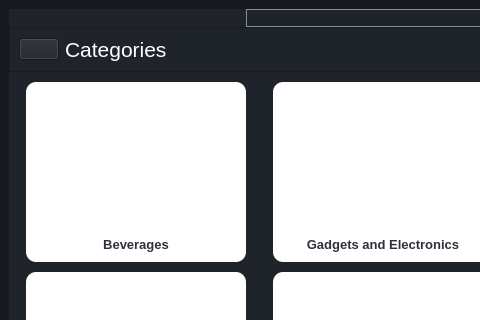
Old version of the form Smart Trolley/UI/Sample UIs/improved_inventories.ui in the repository Smart-Trolley-LMJ/Frontend; both pictures show x 0 to 480 and y 0 to 320 of the 792 by 450 pixel window.
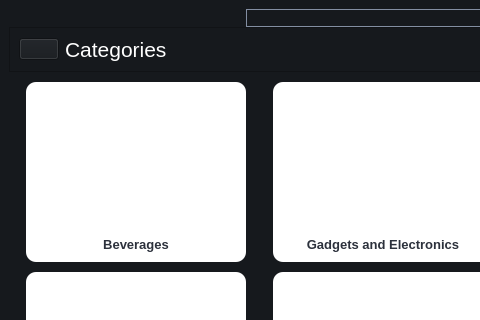
New version of the form. Icons and pictures are not drawn. Custom widgets are drawn as their Qt base class.

Diff of the .ui file:
```diff
--- a/Smart Trolley/UI/Sample UIs/improved_inventories.ui
+++ b/Smart Trolley/UI/Sample UIs/improved_inventories.ui
@@ -28,7 +28,7 @@
        </sizepolicy>
       </property>
       <property name="styleSheet">
-       <string notr="true">*{background-color: rgb(31, 35, 42);}
+       <string notr="true">
 
 QLineEdit{
 	border: none
@@ -121,7 +121,7 @@
        <item>
         <widget class="QCustomStackedWidget" name="inventoryPages">
          <property name="styleSheet">
-          <string notr="true">background-color: rgb(31, 35, 42);</string>
+          <string notr="true"/>
          </property>
          <property name="currentIndex">
           <number>0</number>
```
